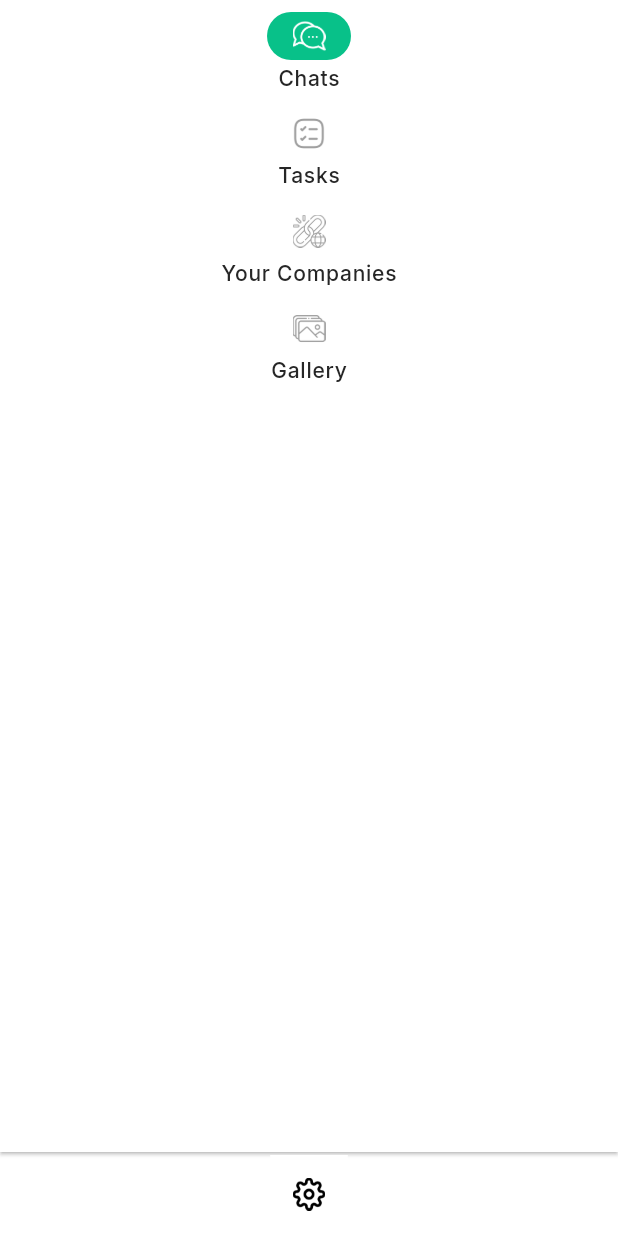
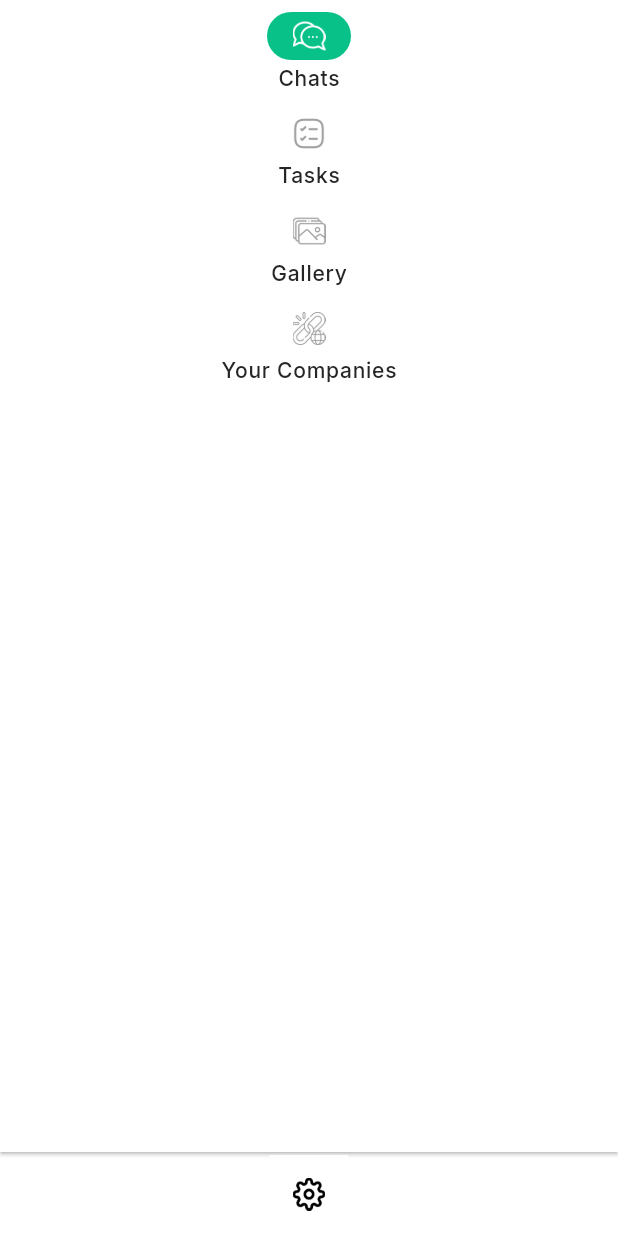
Before and after one commit to Harish-Goyal/accuchat_app, a Flutter app: what buildSideNav() shows on an empty page, opened directly, after a tap on "Chats", on a phone screen of 412 x 824 dp. Run offline on Flutter 3.47's test engine with Material 3 defaults, Android fonts, the phone set to English and light mode, and no system bars; our stand-ins replace animated_search_bar, cached_network_image, cloud_firestore, connectivity_plus, country_code_picker, device_info_plus and 36 more; missing offline and left inert: dart:html, gal, in_app_update, media_scanner; accounts and stored records are empty; network calls fail; statements that could not run were skipped; project files that could hold a hidden picture were left out.

Commit message:
cleans and update
cleans and update

```diff
--- a/lib/Constants/assets.dart
+++ b/lib/Constants/assets.dart
@@ -22,6 +22,9 @@ const String ICON_profile = "assets/images/user.png";
 const String connectedAppIcon = "assets/icons/connectApp.png";
 const String galleryIcon = "assets/icons/gallery.png";
 const String addUserIcon = "assets/icons/add-user.png";
+const String micPng = "assets/icons/mic.png";
+const String translationPng = "assets/icons/translation.png";
+const String pausePng = "assets/icons/video-pause-button.png";
 const String chaticon = "assets/icons/chatsicon.png";
 const String changePassPNG = "assets/images/change_pass.png";
 const String noDataFoundPng = "assets/images/no_data_found.png";
--- a/lib/Screens/Chat/screens/chat_tasks/Presentation/Widgets/chat_user_card.dart
+++ b/lib/Screens/Chat/screens/chat_tasks/Presentation/Widgets/chat_user_card.dart
@@ -197,7 +197,7 @@ class _ChatUserCardState extends State<ChatUserCard>
                     maxLines: 1,
                     overflow: TextOverflow.ellipsis,
                   ):Text(
-                    (widget.user?.userId==APIs.me.userId)?"Me":  (widget.user?.userCompany?.displayName==''||widget.user?.userCompany?.displayName==null)?widget.user?.phone??'':widget.user?.userCompany?.displayName??'',
+                    (widget.user?.userId==APIs.me.userId)?"Me":  (widget.user?.userCompany?.displayName!=null)?widget.user?.userCompany?.displayName??'':widget.user?.userName!=null?widget.user?.userName??'':widget.user?.phone??'',
                     style: BalooStyles.baloonormalTextStyle(),
                     maxLines: 1,
                     overflow: TextOverflow.ellipsis,
--- a/lib/Screens/Home/Presentation/View/main_screen.dart
+++ b/lib/Screens/Home/Presentation/View/main_screen.dart
@@ -371,12 +371,25 @@ Widget buildSideNav(DashboardController controller) {
                 ),
                 label:
                     Text('Tasks', style: BalooStyles.baloomediumTextStyle())),
+
+
+                NavigationRailDestination(
+                  icon: Image.asset(
+                    galleryIcon,
+                    height: 22,
+                    color:
+                    controller.currentIndex == 2 ? Colors.white : Colors.grey,
+                  ),
+                  label: Text('Gallery',
+                      style: BalooStyles.baloomediumTextStyle(), maxLines: 1,
+                    overflow: TextOverflow.ellipsis,)),
+
             NavigationRailDestination(
                 icon: Image.asset(
                   connectedAppIcon,
                   height: 22,
                   color:
-                      controller.currentIndex == 2 ? Colors.white : Colors.grey,
+                  controller.currentIndex == 3 ? Colors.white : Colors.grey,
                 ),
                 label: Text(
                   'Your Companies',
@@ -384,17 +397,6 @@ Widget buildSideNav(DashboardController controller) {
                   maxLines: 1,
                   overflow: TextOverflow.ellipsis,
                 )),
-
-                NavigationRailDestination(
-                  icon: Image.asset(
-                    galleryIcon,
-                    height: 22,
-                    color:
-                    controller.currentIndex == 3 ? Colors.white : Colors.grey,
-                  ),
-                  label: Text('Gallery',
-                      style: BalooStyles.baloomediumTextStyle(), maxLines: 1,
-                    overflow: TextOverflow.ellipsis,)),
           ],
         ),
       ),
```
Also changed, not shown: lib/Screens/Chat/screens/chat_tasks/Presentation/Views/chat_screen.dart (+4 -3 lines), lib/Screens/Chat/screens/chat_tasks/Presentation/Views/chat_screen_mobile.dart (+4 -3 lines), lib/Screens/Home/Presentation/Controller/home_controller.dart (+12 -12 lines), assets/icons/mic.png (added), assets/icons/translation.png (added), assets/icons/video-pause-button.png (added), 9 other files.
